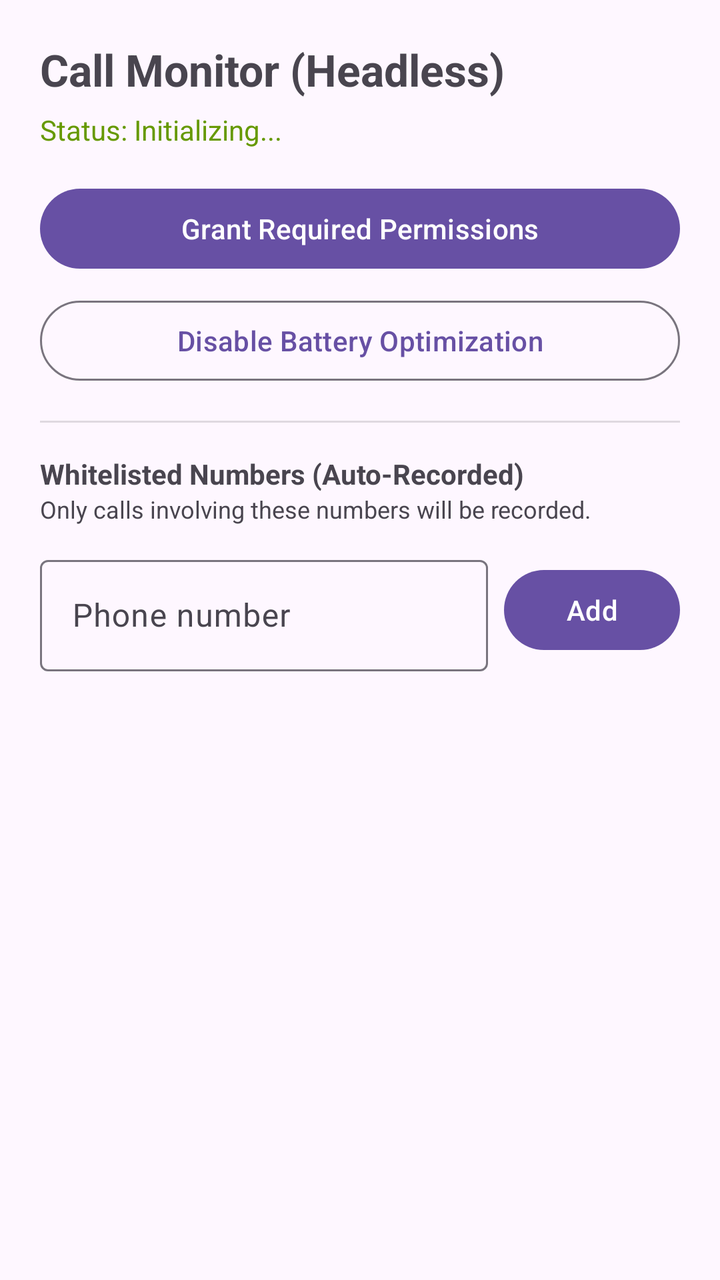
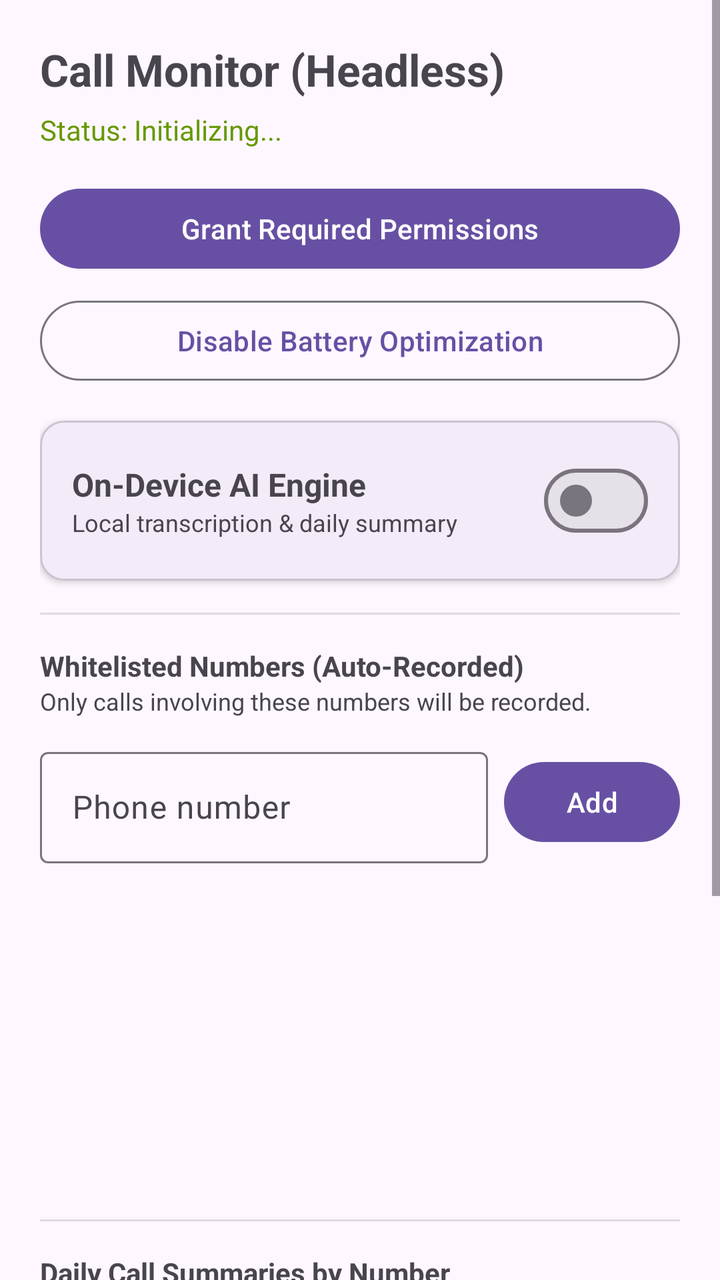

An Android layout rendered at two revisions. The XML below is the earlier revision; the diff shows what the commit changed to produce the second picture.
<!-- AndroidManifest.xml: application theme Theme.Material3.DayNight.NoActionBar -->
<!-- res/layout/activity_main.xml -->
<?xml version="1.0" encoding="utf-8"?>
<LinearLayout xmlns:android="http://schemas.android.com/apk/res/android"
    xmlns:app="http://schemas.android.com/apk/res-auto"
    android:layout_width="match_parent"
    android:layout_height="match_parent"
    android:orientation="vertical"
    android:padding="20dp">

    <TextView
        android:layout_width="wrap_content"
        android:layout_height="wrap_content"
        android:text="Call Monitor (Headless)"
        android:textSize="22sp"
        android:textStyle="bold" />

    <TextView
        android:id="@+id/tvServiceStatus"
        android:layout_width="wrap_content"
        android:layout_height="wrap_content"
        android:layout_marginTop="6dp"
        android:text="Status: Initializing..."
        android:textColor="@android:color/holo_green_dark"
        android:textSize="14sp" />

    <com.google.android.material.button.MaterialButton
        android:id="@+id/btnPermissions"
        android:layout_width="match_parent"
        android:layout_height="wrap_content"
        android:layout_marginTop="16dp"
        android:text="Grant Required Permissions" />

    <com.google.android.material.button.MaterialButton
        android:id="@+id/btnBatteryOpt"
        style="@style/Widget.Material3.Button.OutlinedButton"
        android:layout_width="match_parent"
        android:layout_height="wrap_content"
        android:layout_marginTop="8dp"
        android:text="Disable Battery Optimization" />

    <View
        android:layout_width="match_parent"
        android:layout_height="1dp"
        android:layout_marginTop="16dp"
        android:layout_marginBottom="16dp"
        android:background="?android:attr/listDivider" />

    <TextView
        android:layout_width="wrap_content"
        android:layout_height="wrap_content"
        android:text="Whitelisted Numbers (Auto-Recorded)"
        android:textStyle="bold" />

    <TextView
        android:layout_width="wrap_content"
        android:layout_height="wrap_content"
        android:text="Only calls involving these numbers will be recorded."
        android:textColor="?android:attr/textColorSecondary"
        android:textSize="12sp" />

    <LinearLayout
        android:layout_width="match_parent"
        android:layout_height="wrap_content"
        android:layout_marginTop="12dp"
        android:orientation="horizontal">

        <com.google.android.material.textfield.TextInputLayout
            android:layout_width="0dp"
            android:layout_height="wrap_content"
            android:layout_weight="1"
            android:hint="Phone number">

            <com.google.android.material.textfield.TextInputEditText
                android:id="@+id/etPhoneNumber"
                android:layout_width="match_parent"
                android:layout_height="wrap_content"
                android:inputType="phone"
                android:maxLines="1" />
        </com.google.android.material.textfield.TextInputLayout>

        <com.google.android.material.button.MaterialButton
            android:id="@+id/btnAddNumber"
            android:layout_width="wrap_content"
            android:layout_height="wrap_content"
            android:layout_gravity="center_vertical"
            android:layout_marginStart="8dp"
            android:text="Add" />
    </LinearLayout>

    <ListView
        android:id="@+id/lvWhitelist"
        android:layout_width="match_parent"
        android:layout_height="0dp"
        android:layout_marginTop="12dp"
        android:layout_weight="1" />

</LinearLayout>
<!-- resources referenced by this layout -->
<resources>

</resources>

<!-- the commit's change to res/layout/activity_main.xml (unified diff, before → after) -->
@@ -1,96 +1,242 @@
 <?xml version="1.0" encoding="utf-8"?>
-<LinearLayout xmlns:android="http://schemas.android.com/apk/res/android"
+<ScrollView xmlns:android="http://schemas.android.com/apk/res/android"
     xmlns:app="http://schemas.android.com/apk/res-auto"
     android:layout_width="match_parent"
     android:layout_height="match_parent"
-    android:orientation="vertical"
-    android:padding="20dp">
-
-    <TextView
-        android:layout_width="wrap_content"
-        android:layout_height="wrap_content"
-        android:text="Call Monitor (Headless)"
-        android:textSize="22sp"
-        android:textStyle="bold" />
-
-    <TextView
-        android:id="@+id/tvServiceStatus"
-        android:layout_width="wrap_content"
-        android:layout_height="wrap_content"
-        android:layout_marginTop="6dp"
-        android:text="Status: Initializing..."
-        android:textColor="@android:color/holo_green_dark"
-        android:textSize="14sp" />
-
-    <com.google.android.material.button.MaterialButton
-        android:id="@+id/btnPermissions"
-        android:layout_width="match_parent"
-        android:layout_height="wrap_content"
-        android:layout_marginTop="16dp"
-        android:text="Grant Required Permissions" />
-
-    <com.google.android.material.button.MaterialButton
-        android:id="@+id/btnBatteryOpt"
-        style="@style/Widget.Material3.Button.OutlinedButton"
-        android:layout_width="match_parent"
-        android:layout_height="wrap_content"
-        android:layout_marginTop="8dp"
-        android:text="Disable Battery Optimization" />
-
-    <View
-        android:layout_width="match_parent"
-        android:layout_height="1dp"
-        android:layout_marginTop="16dp"
-        android:layout_marginBottom="16dp"
-        android:background="?android:attr/listDivider" />
-
-    <TextView
-        android:layout_width="wrap_content"
-        android:layout_height="wrap_content"
-        android:text="Whitelisted Numbers (Auto-Recorded)"
-        android:textStyle="bold" />
-
-    <TextView
-        android:layout_width="wrap_content"
-        android:layout_height="wrap_content"
-        android:text="Only calls involving these numbers will be recorded."
-        android:textColor="?android:attr/textColorSecondary"
-        android:textSize="12sp" />
+    android:fillViewport="true">
 
     <LinearLayout
         android:layout_width="match_parent"
         android:layout_height="wrap_content"
-        android:layout_marginTop="12dp"
-        android:orientation="horizontal">
-
-        <com.google.android.material.textfield.TextInputLayout
-            android:layout_width="0dp"
-            android:layout_height="wrap_content"
-            android:layout_weight="1"
-            android:hint="Phone number">
-
-            <com.google.android.material.textfield.TextInputEditText
-                android:id="@+id/etPhoneNumber"
+        android:orientation="vertical"
+        android:padding="20dp">
+
+        <TextView
+            android:layout_width="wrap_content"
+            android:layout_height="wrap_content"
+            android:text="Call Monitor (Headless)"
+            android:textSize="22sp"
+            android:textStyle="bold" />
+
+        <TextView
+            android:id="@+id/tvServiceStatus"
+            android:layout_width="wrap_content"
+            android:layout_height="wrap_content"
+            android:layout_marginTop="6dp"
+            android:text="Status: Initializing..."
+            android:textColor="@android:color/holo_green_dark"
+            android:textSize="14sp" />
+
+        <com.google.android.material.button.MaterialButton
+            android:id="@+id/btnPermissions"
+            android:layout_width="match_parent"
+            android:layout_height="wrap_content"
+            android:layout_marginTop="16dp"
+            android:text="Grant Required Permissions" />
+
+        <com.google.android.material.button.MaterialButton
+            android:id="@+id/btnBatteryOpt"
+            style="@style/Widget.Material3.Button.OutlinedButton"
+            android:layout_width="match_parent"
+            android:layout_height="wrap_content"
+            android:layout_marginTop="8dp"
+            android:text="Disable Battery Optimization" />
+
+        
+        <com.google.android.material.card.MaterialCardView
+            android:layout_width="match_parent"
+            android:layout_height="wrap_content"
+            android:layout_marginTop="16dp"
+            app:cardCornerRadius="12dp"
+            app:cardElevation="2dp"
+            app:strokeWidth="1dp">
+
+            <LinearLayout
                 android:layout_width="match_parent"
                 android:layout_height="wrap_content"
-                android:inputType="phone"
-                android:maxLines="1" />
-        </com.google.android.material.textfield.TextInputLayout>
-
-        <com.google.android.material.button.MaterialButton
-            android:id="@+id/btnAddNumber"
-            android:layout_width="wrap_content"
-            android:layout_height="wrap_content"
-            android:layout_gravity="center_vertical"
-            android:layout_marginStart="8dp"
-            android:text="Add" />
+                android:orientation="vertical"
+                android:padding="16dp">
+
+                <LinearLayout
+                    android:layout_width="match_parent"
+                    android:layout_height="wrap_content"
+                    android:gravity="center_vertical"
+                    android:orientation="horizontal">
+
+                    <LinearLayout
+                        android:layout_width="0dp"
+                        android:layout_height="wrap_content"
+                        android:layout_weight="1"
+                        android:orientation="vertical">
+
+                        <TextView
+                            android:layout_width="wrap_content"
+                            android:layout_height="wrap_content"
+                            android:text="On-Device AI Engine"
+                            android:textSize="16sp"
+                            android:textStyle="bold" />
+
+                        <TextView
+                            android:layout_width="wrap_content"
+                            android:layout_height="wrap_content"
+                            android:text="Local transcription &amp; daily summary"
+                            android:textColor="?android:attr/textColorSecondary"
+                            android:textSize="12sp" />
+                    </LinearLayout>
+
+                    <com.google.android.material.materialswitch.MaterialSwitch
+                        android:id="@+id/switchAiEnabled"
+                        android:layout_width="wrap_content"
+                        android:layout_height="wrap_content" />
+                </LinearLayout>
+
+                
+                <LinearLayout
+                    android:id="@+id/layoutDownloadProgress"
+                    android:layout_width="match_parent"
+                    android:layout_height="wrap_content"
+                    android:layout_marginTop="12dp"
+                    android:orientation="vertical"
+                    android:visibility="gone">
+
+                    <TextView
+                        android:id="@+id/tvDownloadCounter"
+                        android:layout_width="wrap_content"
+                        android:layout_height="wrap_content"
+                        android:text="Downloading Whisper Model: 0.0 MB / 75.0 MB (0%)"
+                        android:textSize="13sp"
+                        android:textStyle="bold" />
+
+                    <ProgressBar
+                        android:id="@+id/pbDownload"
+                        style="?android:attr/progressBarStyleHorizontal"
+                        android:layout_width="match_parent"
+                        android:layout_height="8dp"
+                        android:layout_marginTop="6dp"
+                        android:max="100"
+                        android:progress="0" />
+                </LinearLayout>
+
+                
+                <LinearLayout
+                    android:id="@+id/layoutAiControls"
+                    android:layout_width="match_parent"
+                    android:layout_height="wrap_content"
+                    android:layout_marginTop="12dp"
+                    android:orientation="vertical"
+                    android:visibility="gone">
+
+                    <TextView
+                        android:id="@+id/tvAiModelStatus"
+                        android:layout_width="wrap_content"
+                        android:layout_height="wrap_content"
+                        android:text="Status: AI Model Ready"
+                        android:textColor="@android:color/holo_green_dark"
+                        android:textSize="13sp"
+                        android:textStyle="bold" />
+
+                    <com.google.android.material.button.MaterialButton
+                        android:id="@+id/btnProcessRecordings"
+                        android:layout_width="match_parent"
+                        android:layout_height="wrap_content"
+                        android:layout_marginTop="8dp"
+                        android:text="Transcribe &amp; Summarize Existing Audio" />
+
+                    <TextView
+                        android:id="@+id/tvProcessingStatus"
+                        android:layout_width="wrap_content"
+                        android:layout_height="wrap_content"
+                        android:layout_marginTop="4dp"
+                        android:text=""
+                        android:textColor="?android:attr/textColorSecondary"
+                        android:textSize="12sp" />
+                </LinearLayout>
+
+            </LinearLayout>
+        </com.google.android.material.card.MaterialCardView>
+
+        
+        <View
+            android:layout_width="match_parent"
+            android:layout_height="1dp"
+            android:layout_marginTop="16dp"
+            android:layout_marginBottom="16dp"
+            android:background="?android:attr/listDivider" />
+
+        <TextView
+            android:layout_width="wrap_content"
+            android:layout_height="wrap_content"
+            android:text="Whitelisted Numbers (Auto-Recorded)"
+            android:textStyle="bold" />
+
+        <TextView
+            android:layout_width="wrap_content"
+            android:layout_height="wrap_content"
+            android:text="Only calls involving these numbers will be recorded."
+            android:textColor="?android:attr/textColorSecondary"
+            android:textSize="12sp" />
+
+        <LinearLayout
+            android:layout_width="match_parent"
+            android:layout_height="wrap_content"
+            android:layout_marginTop="12dp"
+            android:orientation="horizontal">
+
+            <com.google.android.material.textfield.TextInputLayout
+                android:layout_width="0dp"
+                android:layout_height="wrap_content"
+                android:layout_weight="1"
+                android:hint="Phone number">
+
+                <com.google.android.material.textfield.TextInputEditText
+                    android:id="@+id/etPhoneNumber"
+                    android:layout_width="match_parent"
+                    android:layout_height="wrap_content"
+                    android:inputType="phone"
+                    android:maxLines="1" />
+            </com.google.android.material.textfield.TextInputLayout>
+
+            <com.google.android.material.button.MaterialButton
+                android:id="@+id/btnAddNumber"
+                android:layout_width="wrap_content"
+                android:layout_height="wrap_content"
+                android:layout_gravity="center_vertical"
+                android:layout_marginStart="8dp"
+                android:text="Add" />
+        </LinearLayout>
+
+        <ListView
+            android:id="@+id/lvWhitelist"
+            android:layout_width="match_parent"
+            android:layout_height="150dp"
+            android:layout_marginTop="12dp" />
+
+        
+        <View
+            android:layout_width="match_parent"
+            android:layout_height="1dp"
+            android:layout_marginTop="16dp"
+            android:layout_marginBottom="16dp"
+            android:background="?android:attr/listDivider" />
+
+        <TextView
+            android:layout_width="wrap_content"
+            android:layout_height="wrap_content"
+            android:text="Daily Call Summaries by Number"
+            android:textStyle="bold" />
+
+        <TextView
+            android:layout_width="wrap_content"
+            android:layout_height="wrap_content"
+            android:text="Aggregated daily summaries and extracted decisions."
+            android:textColor="?android:attr/textColorSecondary"
+            android:textSize="12sp" />
+
+        <ListView
+            android:id="@+id/lvDailySummaries"
+            android:layout_width="match_parent"
+            android:layout_height="220dp"
+            android:layout_marginTop="12dp" />
+
     </LinearLayout>
-
-    <ListView
-        android:id="@+id/lvWhitelist"
-        android:layout_width="match_parent"
-        android:layout_height="0dp"
-        android:layout_marginTop="12dp"
-        android:layout_weight="1" />
-
-</LinearLayout>
+</ScrollView>
